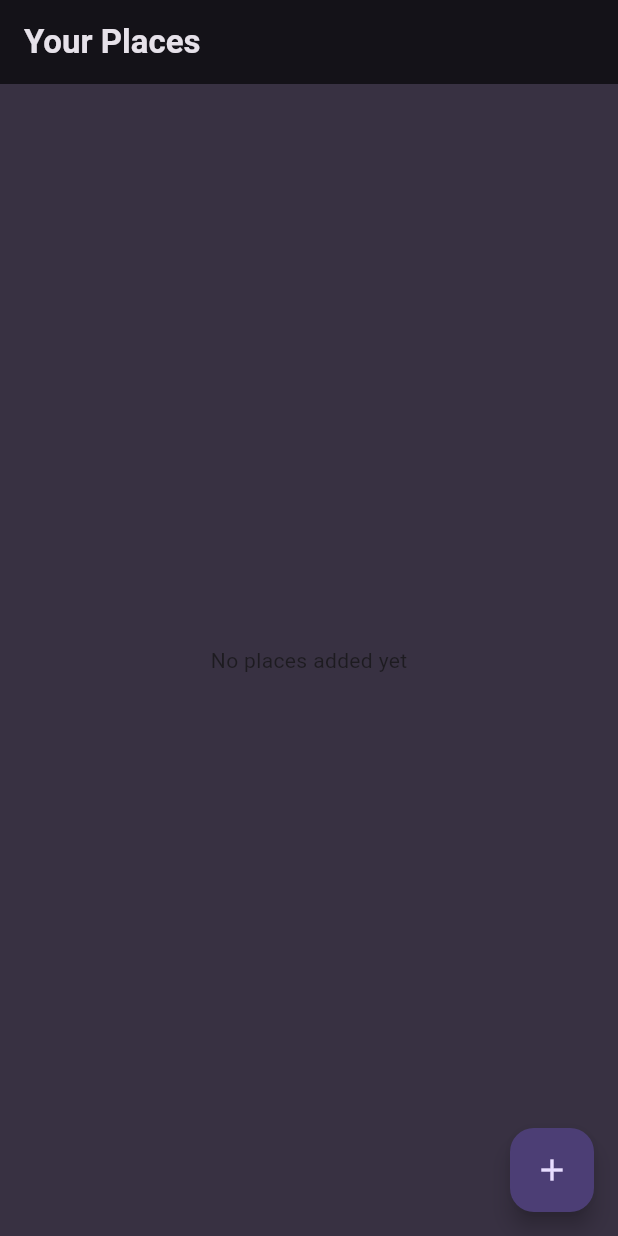
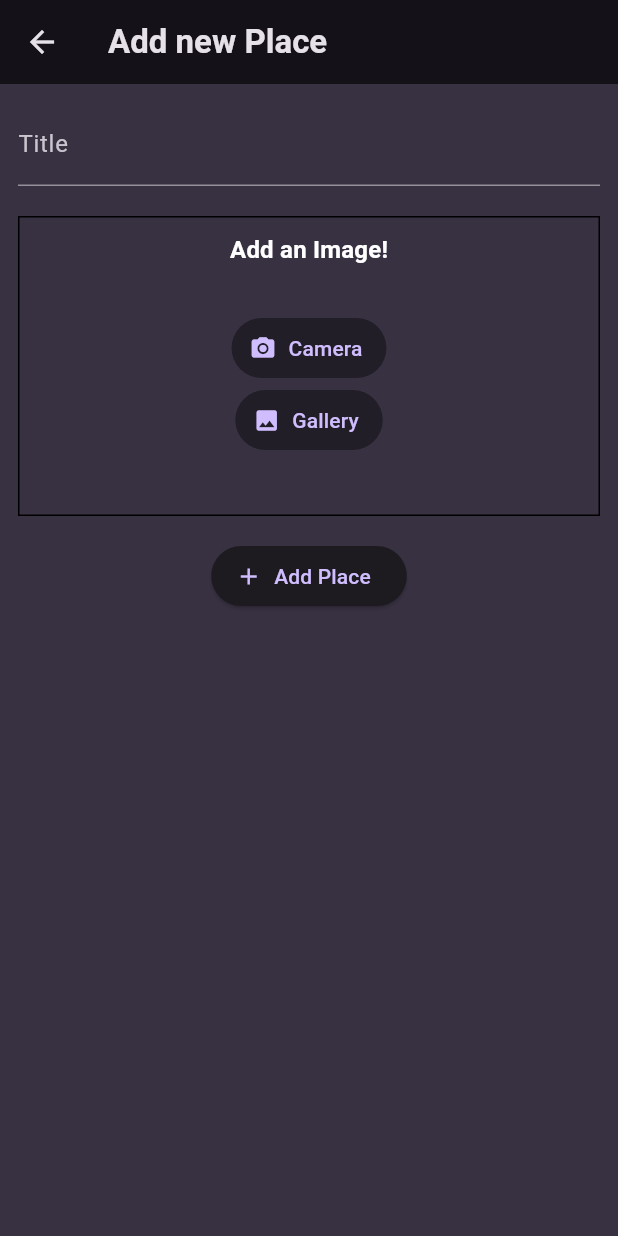
Before and after one commit to Lucifer-Supreme/My-Flutter-Projects, a Flutter app: the screen it shows after launch, after a tap on the "add" icon, on a phone screen of 412 x 824 dp. Run offline on Flutter 3.47's test engine with Material 3 defaults, Android fonts, the light colour scheme and no system bars; our stand-ins replace flutter_riverpod, google_fonts, image_picker, riverpod, transparent_image; missing offline and left inert: dart:ffi; network calls fail.

Commit message:
addded the add photo feature in travel bucket list app

```diff
--- a/ripple_meals_app_4/lib/data/dummy_data.dart
+++ b/ripple_meals_app_4/lib/data/dummy_data.dart
@@ -220,7 +220,7 @@ const dummyMeals = [
     ],
     isGlutenFree: true,
     isVegan: false,
-    isVegetarian: true,
+    isVegetarian: false,
     isLactoseFree: true,
   ),
   Meal(
--- a/travel_bucket_list_6/lib/providers/user_places.dart
+++ b/travel_bucket_list_6/lib/providers/user_places.dart
@@ -11,4 +11,4 @@ class UserPlacesNotifier extends StateNotifier<List<Place>> {
   }
 }
 
-final userPlacesProvider = StateNotifierProvider((ref) => UserPlacesNotifier());
+final userPlacesProvider = StateNotifierProvider<UserPlacesNotifier,List<Place>>((ref) => UserPlacesNotifier());
--- /dev/null
+++ b/travel_bucket_list_6/lib/screens/add_place_screen.dart
@@ -0,0 +1,67 @@
+import 'package:flutter/material.dart';
+import 'package:flutter_riverpod/flutter_riverpod.dart';
+
+import 'package:travel_bucket_list_6/providers/user_places.dart';
+import 'package:travel_bucket_list_6/widgets/image_input.dart';
+
+class AddPlaceScreen extends ConsumerStatefulWidget {
+  const AddPlaceScreen({super.key});
+
+  @override
+  ConsumerState<AddPlaceScreen> createState() {
+    return _AddPlaceScreenState();
+  }
+}
+
+class _AddPlaceScreenState extends ConsumerState<AddPlaceScreen> {
+  final _titleController = TextEditingController();
+
+  void _savePlace() {
+    final enteredTitle = _titleController.text;
+
+    if (enteredTitle==null || enteredTitle.isEmpty) {
+      return;
+    }
+
+    ref.read(userPlacesProvider.notifier).addPlace(enteredTitle);
+
+    Navigator.of(context).pop();
+  }
+
+  @override
+  void dispose() {
+    _titleController.dispose();
+    super.dispose();
+  }
+
+  @override
+  Widget build(BuildContext context) {
+    return Scaffold(
+      appBar: AppBar(
+        title: const Text('Add new Place'),
+      ),
+      body: SingleChildScrollView(
+        padding: const EdgeInsets.all(12),
+        child: Column(
+          children: [
+            TextField(
+              decoration: const InputDecoration(labelText: 'Title'),
+              controller: _titleController,
+              style: TextStyle(
+                color: Theme.of(context).colorScheme.onBackground,
+              ),
+            ),
+            SizedBox(height: 20,),
+            ImageInput(),
+            const SizedBox(height: 16),
+            ElevatedButton.icon(
+              onPressed: _savePlace,
+              icon: const Icon(Icons.add),
+              label: const Text('Add Place'),
+            ),
+          ],
+        ),
+      ),
+    );
+  }
+}
--- /dev/null
+++ b/travel_bucket_list_6/lib/screens/place_details_screen.dart
@@ -0,0 +1,20 @@
+import 'package:flutter/cupertino.dart';
+import 'package:flutter/material.dart';
+
+import '../models/place.dart';
+
+class PlaceDetailsScreen extends StatelessWidget{
+  PlaceDetailsScreen({super.key, required this.place});
+
+  final Place place;
+
+  Widget build(context){
+
+    return(
+    Scaffold(
+      appBar: AppBar(title: Text(place.title),),
+      body: Center(child: Text(place.title),),
+    )
+    );
+  }
+}
--- a/travel_bucket_list_6/lib/screens/places_list_screen.dart
+++ b/travel_bucket_list_6/lib/screens/places_list_screen.dart
@@ -1,17 +1,24 @@
 import 'package:flutter/material.dart';
+import 'package:flutter_riverpod/flutter_riverpod.dart';
+import 'package:travel_bucket_list_6/providers/user_places.dart';
+import 'package:travel_bucket_list_6/screens/add_place_screen.dart';
 import 'package:travel_bucket_list_6/widgets/places_list.dart';
 
-class PlacesListScreen extends StatelessWidget {
+class PlacesListScreen extends ConsumerWidget {
   PlacesListScreen({super.key});
 
-  Widget build(context) {
+
+  Widget build(context,WidgetRef ref) {
+    final userPlaces = ref.watch(userPlacesProvider);
     return (Scaffold(
       appBar: AppBar(
         title: Text("Your Places"),
       ),
-      body: PlacesList(places: []),
+      body: PlacesList(places: userPlaces),
       floatingActionButton: FloatingActionButton(
-        onPressed: () {},
+        onPressed: () {
+          Navigator.push(context, MaterialPageRoute(builder: (ctx)=>AddPlaceScreen()));
+        },
         child: Icon(Icons.add),
       ),
     ));
--- /dev/null
+++ b/travel_bucket_list_6/lib/widgets/image_input.dart
@@ -0,0 +1,98 @@
+import 'dart:io';
+import 'dart:ui';
+
+import 'package:flutter/material.dart';
+import 'package:image_picker/image_picker.dart';
+import 'package:travel_bucket_list_6/main.dart';
+
+class ImageInput extends StatefulWidget {
+  ImageInput({super.key});
+
+  @override
+  State<ImageInput> createState() {
+    return ImageInputState();
+  }
+}
+
+class ImageInputState extends State<ImageInput> {
+  File? _selectedImage;
+
+  void takePicture(int choice) async {
+    final imagePicker = ImagePicker();
+    final pickedImage;
+    if (choice == 1) {
+      pickedImage = await imagePicker.pickImage(
+          source: ImageSource.camera, maxWidth: 600);
+    } else {
+      pickedImage = await imagePicker.pickImage(
+          source: ImageSource.gallery, maxWidth: 600);
+    }
+
+    if (pickedImage == null) {
+      return;
+    }
+    _selectedImage = File(pickedImage.path);
+    setState(() {});
+  }
+
+  @override
+  Widget build(BuildContext context) {
+    Widget actionButtons = Column(
+      mainAxisAlignment: MainAxisAlignment.center,
+      children: [
+        TextButton.icon(
+          style: TextButton.styleFrom(
+              shape: const RoundedRectangleBorder(
+                borderRadius: BorderRadius.all(Radius.circular(
+                    20)), // Set border radius to zero for a rectangle
+              ),
+              backgroundColor: Color.fromARGB(100, 0, 0, 0)),
+          icon: const Icon(Icons.camera_alt),
+          label: const Text("Camera"),
+          onPressed: () {
+            takePicture(1);
+          },
+        ),
+        TextButton.icon(
+          style: TextButton.styleFrom(
+              shape: const RoundedRectangleBorder(
+                borderRadius: BorderRadius.all(Radius.circular(
+                    20)), // Set border radius to zero for a rectangle
+              ),
+              backgroundColor: Color.fromARGB(100, 0, 0, 0)),
+          icon: const Icon(Icons.photo),
+          label: const Text("Gallery"),
+          onPressed: () {
+            takePicture(2);
+          },
+        ),
+      ],
+    );
+
+    Widget content = Padding(
+      padding: const EdgeInsets.all(10),
+      child: Column(
+        mainAxisAlignment: MainAxisAlignment.center,
+        children: [Text("Add an Image!",style: Theme.of(context).textTheme.titleMedium,), Expanded(child: actionButtons)],
+      ),
+    );
+
+    if (_selectedImage != null) {
+      content = Stack(children: [
+        Image.file(
+          _selectedImage!,
+          fit: BoxFit.cover,
+          width: double.infinity,
+          height: double.infinity,
+        ),
+        Center(child: actionButtons)
+      ]);
+    }
+
+    return (Container(
+        height: 200,
+        width: double.infinity,
+        decoration: BoxDecoration(border: Border.all()),
+        child: content));
+  }
+}
--- a/travel_bucket_list_6/pubspec.yaml
+++ b/travel_bucket_list_6/pubspec.yaml
@@ -38,6 +38,7 @@ dependencies:
   google_fonts: ^6.2.1
   uuid: ^4.4.0
   flutter_riverpod: ^2.5.1
+  image_picker: ^1.1.2
 
 dev_dependencies:
   flutter_test:
```
Also changed, not shown: travel_bucket_list_6/lib/widgets/places_list.dart (+8 -0 lines), travel_bucket_list_6/lib/screens/add_place.dart (deleted), travel_bucket_list_6/pubspec.lock, 6 other files.
